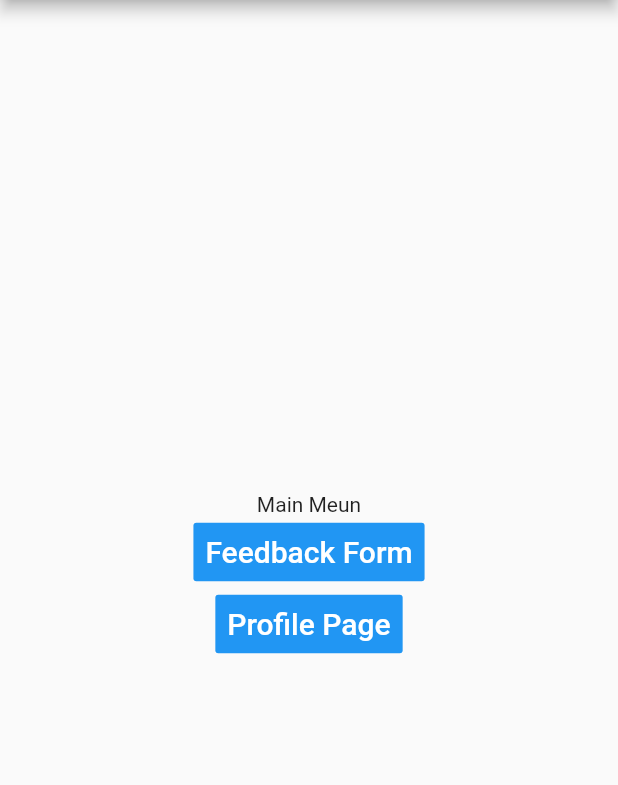
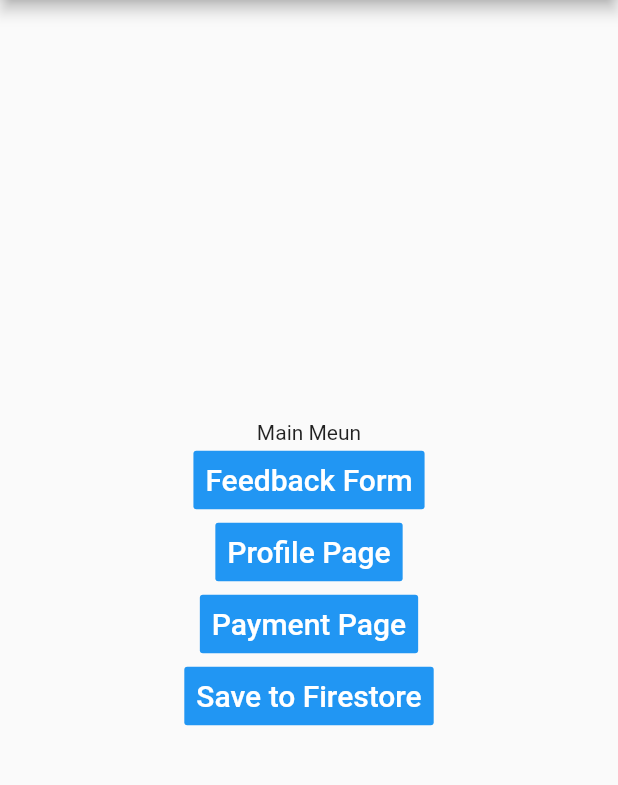
Before and after one commit to Jagatees/Restaurants-App, a Flutter app: the screen it shows after launch, on a phone screen of 412 x 824 dp, the part 84-869 px from its top. Run offline on Flutter 3.47's test engine with Material 2 defaults, Android fonts, the phone set to English and light mode, and no system bars; our stand-ins replace cloud_firestore, flutter_rating_bar; accounts and stored records are empty.

Commit message:
Link to FireStore

```diff
--- a/restaurantsapp/lib/main.dart
+++ b/restaurantsapp/lib/main.dart
@@ -2,6 +2,27 @@
 
 import 'feedback_form.dart';
 import 'profile.dart';
+import 'payment.dart';
+
+import 'package:cloud_firestore/cloud_firestore.dart';
+
+final firestoreInstance = Firestore.instance;
+
+
+void _onPressed() {
+  firestoreInstance.collection("users").add(
+      {
+        "name" : "john",
+        "age" : 50,
+        "email" : "example@example.com",
+        "address" : {
+          "street" : "street 24",
+          "city" : "new york"
+        }
+      }).then((value){
+    print(value.documentID);
+  });
+}
 
 void main() {
   runApp(MyApp());
@@ -22,6 +43,9 @@
   }
 }
 
+
+
+
 class MyHomePage extends StatefulWidget {
   MyHomePage({Key key, this.title}) : super(key: key);
 
@@ -31,19 +55,17 @@
   _MyHomePageState createState() => _MyHomePageState();
 }
 
+
 class _MyHomePageState extends State<MyHomePage> {
+
   @override
   Widget build(BuildContext context) {
-
     return Scaffold(
       appBar: AppBar(
-
         title: Text(widget.title),
       ),
       body: Center(
-
         child: Column(
-
           mainAxisAlignment: MainAxisAlignment.center,
           children: <Widget>[
             Text(
@@ -87,6 +109,45 @@
               ),
             ),
 
+            FlatButton(
+              color: Colors.blue,
+              textColor: Colors.white,
+              disabledColor: Colors.grey,
+              disabledTextColor: Colors.black,
+              padding: EdgeInsets.all(8.0),
+              splashColor: Colors.blueAccent,
+              onPressed: () {
+                Navigator.push(
+                  context,
+                  MaterialPageRoute(builder: (context) => Payment()),
+                );
+              },
+              child: Text(
+                "Payment Page",
+                style: TextStyle(fontSize: 20.0),
+              ),
+            ),
+
+
+
+            FlatButton(
+              color: Colors.blue,
+              textColor: Colors.white,
+              disabledColor: Colors.grey,
+              disabledTextColor: Colors.black,
+              padding: EdgeInsets.all(8.0),
+              splashColor: Colors.blueAccent,
+              onPressed: () {
+                _onPressed();
+              },
+              child: Text(
+                "Save to Firestore",
+                style: TextStyle(fontSize: 20.0),
+              ),
+            ),
+
+
+
           ],
         ),
       ),
--- a/restaurantsapp/pubspec.yaml
+++ b/restaurantsapp/pubspec.yaml
@@ -29,6 +29,8 @@
   # Use with the CupertinoIcons class for iOS style icons.
   cupertino_icons: ^0.1.3
   flutter_rating_bar: ^3.0.1+1
+  cloud_firestore: ^0.13.4+2
+
 
 dev_dependencies:
   flutter_test:
```
Also changed, not shown: restaurantsapp/lib/payment.dart (added, +21 -0 lines), 3 other files.
